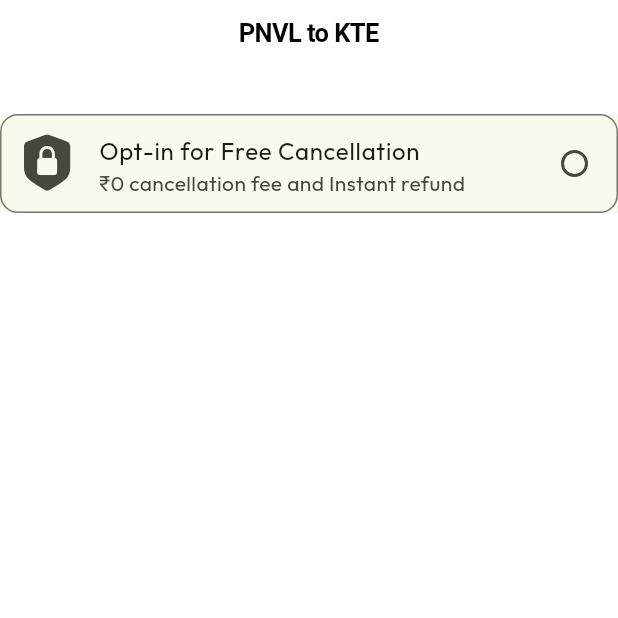
After one commit to ShinobiKSAMA/GreenRail, a Flutter app: the TrainsResultScreen screen opened by its route, on a phone screen of 412 x 824 dp, the top half of it. The commit adds this screen. Run offline on Flutter 3.47's test engine with Material 3 defaults, Android fonts, the phone set to English and light mode, and no system bars; our stand-ins replace flutter_riverpod, freezed_annotation, go_router, google_fonts, riverpod_annotation; generated files the repository leaves out were written again.

Commit message:
Search Results Page

```diff
--- /dev/null
+++ b/lib/presenation/screens/trains_result_screen.dart
@@ -0,0 +1,29 @@
+import 'package:flutter/cupertino.dart';
+import 'package:greenrail/presenation/widgets/common/opt_in_tile.dart';
+
+class TrainsResultScreen extends StatefulWidget {
+  const TrainsResultScreen({super.key});
+
+  @override
+  State<TrainsResultScreen> createState() => _TrainsResultScreenState();
+}
+
+class _TrainsResultScreenState extends State<TrainsResultScreen> {
+  @override
+  Widget build(BuildContext context) {
+    return const CupertinoPageScaffold(
+      navigationBar: CupertinoNavigationBar(
+        middle: Text("PNVL to KTE"),
+      ),
+      child: SingleChildScrollView(
+        // padding: EdgeInsets.symmetric(horizontal: 16),
+        child: Column(
+          children: [
+            SizedBox(height: 76),
+            OptInTile(),
+          ],
+        ),
+      ),
+    );
+  }
+}
--- /dev/null
+++ b/lib/presenation/widgets/common/common.dart
@@ -0,0 +1,3 @@
+export 'details_form_section.dart';
+export 'opt_in_tile.dart';
+export 'shared_button.dart';
--- a/lib/presenation/widgets/home/opt_in_tile.dart
+++ b/lib/presenation/widgets/common/opt_in_tile.dart
@@ -24,7 +24,7 @@ class OptInTile extends StatelessWidget {
         checkboxShape: const CircleBorder(),
         contentPadding: const EdgeInsets.symmetric(horizontal: 8),
         value: false,
-        onChanged: (value) => null,
+        onChanged: (value) {},
       ),
     );
   }
--- a/lib/presenation/widgets/home/home.dart
+++ b/lib/presenation/widgets/home/home.dart
@@ -1,7 +1,6 @@
 export 'annoucement_section.dart';
-export 'details_form_section.dart';
+export '../common/details_form_section.dart';
 export 'faq_section.dart';
 export 'feedback_section.dart';
 export 'more_section.dart';
-export 'opt_in_tile.dart';
 export 'search_section.dart';
```
Also changed, not shown: lib/configs/router.dart (+15 -2 lines), lib/presenation/widgets/common/shared_button.dart (+10 -8 lines), lib/presenation/widgets/home/feedback_section.dart (+10 -5 lines), lib/presenation/widgets/home/search_section.dart (+8 -4 lines), lib/presenation/widgets/common/details_form_section.dart (renamed from lib/presenation/widgets/home/details_form_section.dart).
